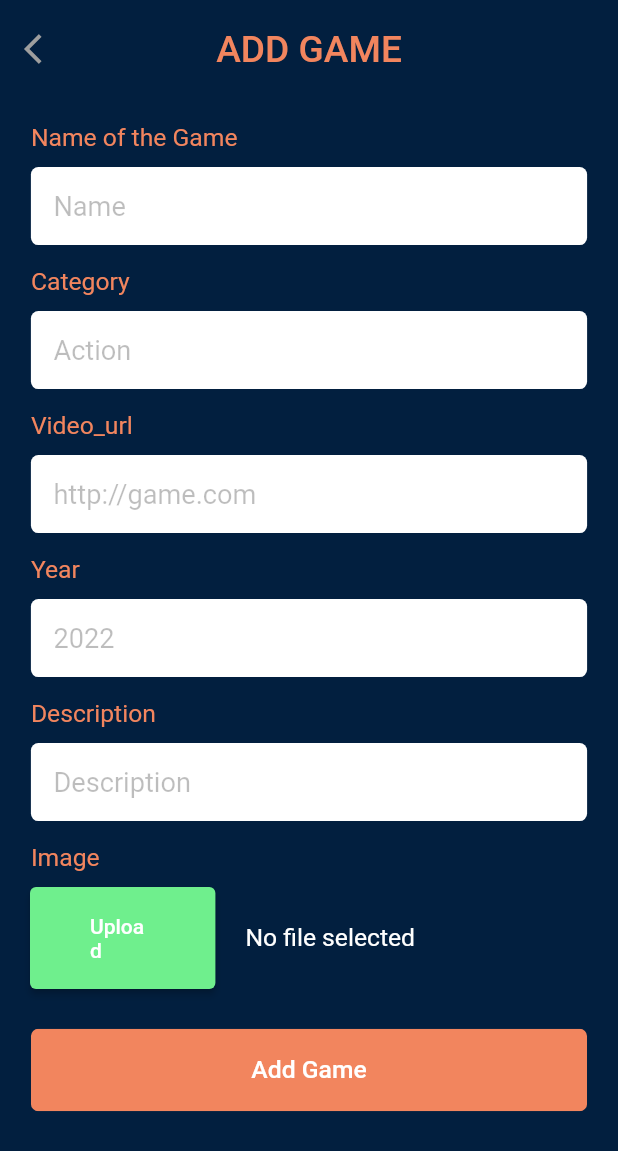
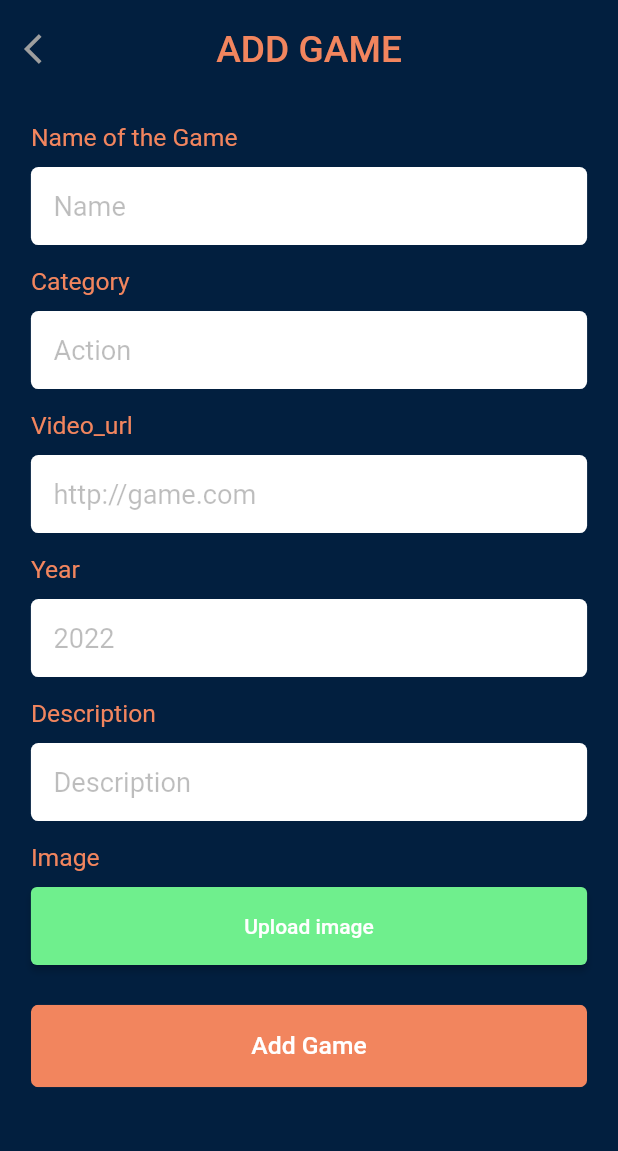
Before and after one commit to Y4S1-CTSE-2022/CTSE-FlutterProject, a Flutter app: the AddGameList screen opened directly, on a phone screen of 412 x 824 dp. Shown: the top 1151 px of the screen. Run offline on Flutter 3.47's test engine with Material 2 defaults, Android fonts, the phone set to English and light mode, and no system bars; our stand-ins replace carousel_slider, cool_alert, file_picker, firebase_auth, firebase_core, firebase_database and 5 more; accounts and stored records are empty.

Commit message:
Remove filename text view

```diff
--- a/lib/screens/AddGameList.dart
+++ b/lib/screens/AddGameList.dart
@@ -86,12 +86,16 @@ class _AddGameListState extends State<AddGameList> {
         allowedExtensions: ['png', 'jpg']
     );
 
-    if (result == null) return;
+    if (result == null) {
+      return;
+    } else {
+      Fluttertoast.showToast(msg:'$filename');
+    }
 
     path = result.files.single.path;
     filename = result.files.single.name;
 
-    print(filename);
+
   }
 
   Future uploadFile(filename, path) async {
@@ -363,37 +367,16 @@ class _AddGameListState extends State<AddGameList> {
                         ),
                         Container(
                           margin: EdgeInsets.symmetric(vertical: 10,horizontal: 20),
-                          child: Row(
-                            mainAxisAlignment: MainAxisAlignment.spaceEvenly,
-                            children: [
-                              Container(
-                                width: size.width * 0.3,
+                          width: size.width * 0.9,
                           child: ElevatedButton(
                             style: ElevatedButton.styleFrom(
                               primary: primaryColorDark,
                               padding: EdgeInsets.symmetric(vertical: 18, horizontal: 40),
                             ),
                             onPressed: () => {
-                                    print("FILE"),
                               selectFile()
                             },
-                                  child: Text("Upload"),
-                                )
-                              ),
-
-                              Expanded(
-                                child: Container(
-                                    margin: EdgeInsets.symmetric(vertical: 10,horizontal: 20),
-                                    width: size.width * 0.8,
-                                    child: Text(
-                                      filename,
-                                      style: TextStyle(
-                                          color: Colors.white,
-                                          fontSize: size.height*0.02),
-                                    ),
-                                ),
-                              ),
-                            ],
+                            child: Text("Upload image"),
                           ),
                         ),
 
```
Lines whose indentation alone changed are shown as unchanged.
